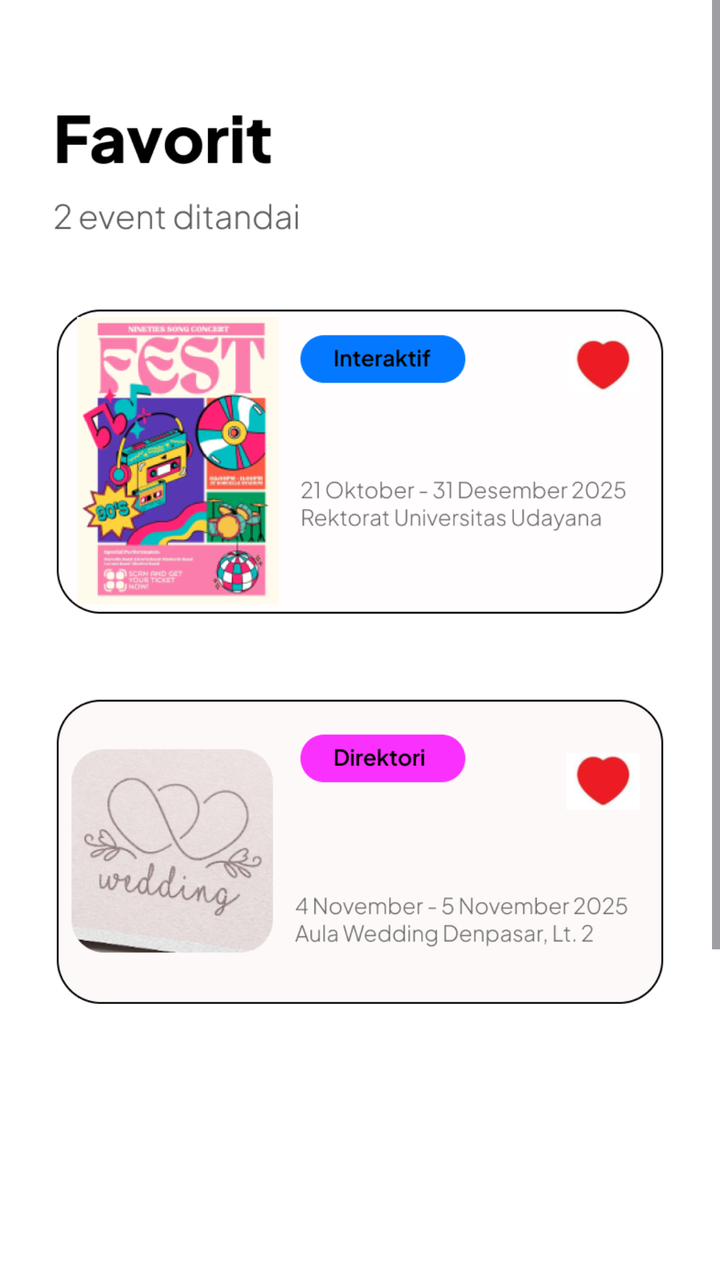
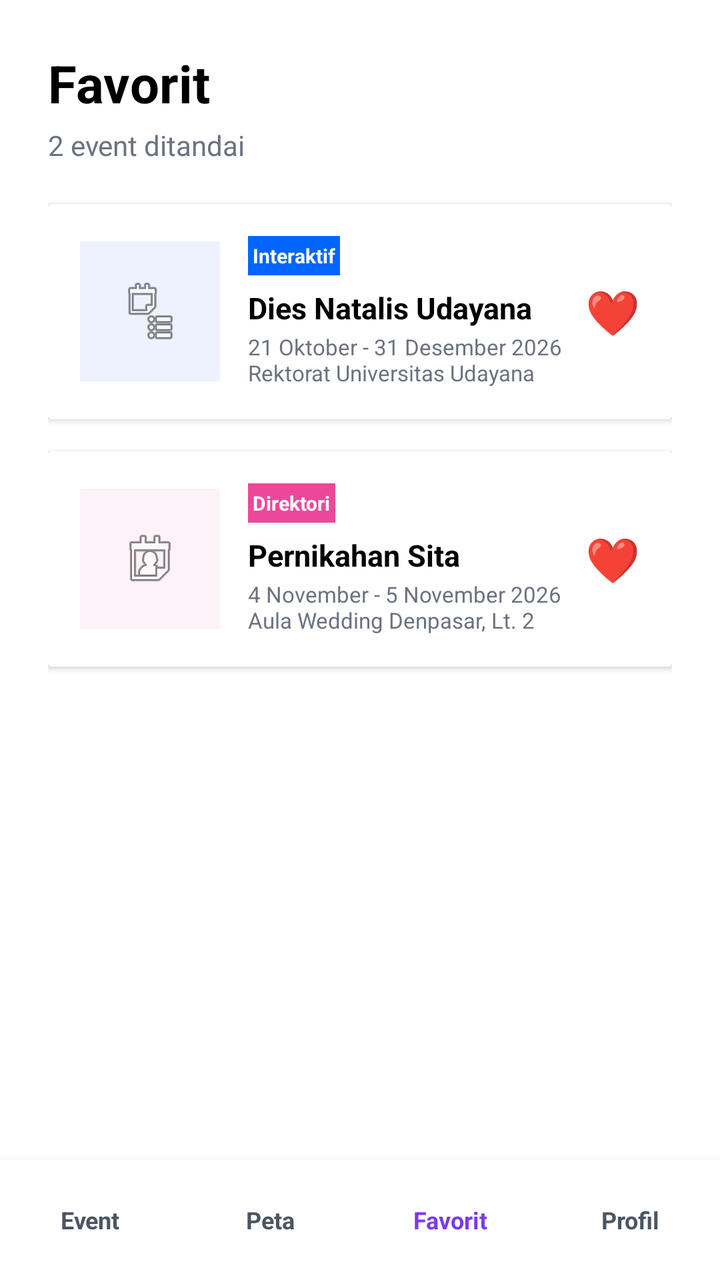

Before-and-after screenshots of an Android layout around one commit, followed by the original layout XML and the change that was made.
<!-- AndroidManifest.xml: application theme Theme.FestNav -->
<!-- res/layout/activity_favorit1.xml -->
<?xml version="1.0" encoding="utf-8"?>
<ScrollView
    xmlns:android="http://schemas.android.com/apk/res/android"
    xmlns:app="http://schemas.android.com/apk/res-auto"
    xmlns:tools="http://schemas.android.com/tools"
    android:layout_width="match_parent"
    android:layout_height="match_parent"
    android:fillViewport="true"
    android:scrollbars="vertical"
    android:background="#FFFFFF"
    tools:context=".Favorit1">

    <androidx.constraintlayout.widget.ConstraintLayout
        android:layout_width="match_parent"
        android:layout_height="wrap_content"
        android:paddingBottom="80dp">

        
        <ImageView
            android:id="@+id/imgBackgroundFavorit"
            android:layout_width="0dp"
            android:layout_height="wrap_content"
            android:adjustViewBounds="true"
            android:scaleType="fitXY"
            android:src="@drawable/fav1"
            app:layout_constraintTop_toTopOf="parent"
            app:layout_constraintStart_toStartOf="parent"
            app:layout_constraintEnd_toEndOf="parent" />

        
        
        <View
            android:id="@+id/navEvent"
            android:layout_width="65dp"
            android:layout_height="50dp"
            android:layout_marginStart="30dp"
            android:layout_marginTop="450dp"
            android:background="@android:color/transparent"
            app:layout_constraintTop_toTopOf="@id/imgBackgroundFavorit"
            app:layout_constraintStart_toStartOf="parent" />

        
        <View
            android:id="@+id/navPeta"
            android:layout_width="65dp"
            android:layout_height="50dp"
            android:layout_marginTop="450dp"
            android:background="@android:color/transparent"
            app:layout_constraintTop_toTopOf="@id/imgBackgroundFavorit"
            app:layout_constraintStart_toEndOf="@id/navEvent"
            app:layout_constraintEnd_toStartOf="@id/navFavorit" />

        
        <View
            android:id="@+id/navFavorit"
            android:layout_width="65dp"
            android:layout_height="50dp"
            android:layout_marginTop="450dp"
            android:background="@android:color/transparent"
            app:layout_constraintTop_toTopOf="@id/imgBackgroundFavorit"
            app:layout_constraintStart_toEndOf="@id/navPeta"
            app:layout_constraintEnd_toStartOf="@id/navProfil" />

        
        <View
            android:id="@+id/navProfil"
            android:layout_width="65dp"
            android:layout_height="50dp"
            android:layout_marginEnd="30dp"
            android:layout_marginTop="450dp"
            android:background="@android:color/transparent"
            app:layout_constraintTop_toTopOf="@id/imgBackgroundFavorit"
            app:layout_constraintEnd_toEndOf="parent" />

    </androidx.constraintlayout.widget.ConstraintLayout>

</ScrollView>
<!-- resources referenced by this layout -->
<resources>
  <!-- drawable fav1: png bitmap (drawable, 235820 bytes) -->
  <style name="Theme.FestNav" parent="Base.Theme.FestNav" />
  <style name="Base.Theme.FestNav" parent="Theme.Material3.DayNight.NoActionBar">
          
          
      </style>
</resources>

<!-- the commit's change to res/layout/activity_favorit1.xml (unified diff, before → after) -->
@@ -1,77 +1,256 @@
 <?xml version="1.0" encoding="utf-8"?>
-<ScrollView
+<RelativeLayout
     xmlns:android="http://schemas.android.com/apk/res/android"
-    xmlns:app="http://schemas.android.com/apk/res-auto"
     xmlns:tools="http://schemas.android.com/tools"
     android:layout_width="match_parent"
     android:layout_height="match_parent"
-    android:fillViewport="true"
-    android:scrollbars="vertical"
     android:background="#FFFFFF"
     tools:context=".Favorit1">
 
-    <androidx.constraintlayout.widget.ConstraintLayout
+    
+    <ScrollView
         android:layout_width="match_parent"
-        android:layout_height="wrap_content"
-        android:paddingBottom="80dp">
-
-        
-        <ImageView
-            android:id="@+id/imgBackgroundFavorit"
-            android:layout_width="0dp"
+        android:layout_height="match_parent"
+        android:layout_above="@+id/bottomNavigation"
+        android:fillViewport="true">
+
+        <LinearLayout
+            android:layout_width="match_parent"
             android:layout_height="wrap_content"
-            android:adjustViewBounds="true"
-            android:scaleType="fitXY"
-            android:src="@drawable/fav1"
-            app:layout_constraintTop_toTopOf="parent"
-            app:layout_constraintStart_toStartOf="parent"
-            app:layout_constraintEnd_toEndOf="parent" />
-
-        
-        
-        <View
+            android:orientation="vertical"
+            android:padding="24dp">
+
+            
+            <TextView
+                android:layout_width="match_parent"
+                android:layout_height="wrap_content"
+                android:text="Favorit"
+                android:textSize="26sp"
+                android:textStyle="bold"
+                android:textColor="#000000"
+                android:layout_marginBottom="4dp"/>
+
+            <TextView
+                android:layout_width="match_parent"
+                android:layout_height="wrap_content"
+                android:text="2 event ditandai"
+                android:textSize="14sp"
+                android:textColor="#6B7280"
+                android:layout_marginBottom="20dp"/>
+
+            
+            <androidx.cardview.widget.CardView
+                android:layout_width="match_parent"
+                android:layout_height="wrap_content"
+                android:layout_marginBottom="16dp"
+                android:radius="16dp"
+                android:elevation="2dp">
+
+                <LinearLayout
+                    android:layout_width="match_parent"
+                    android:layout_height="wrap_content"
+                    android:orientation="horizontal"
+                    android:padding="16dp"
+                    android:background="#FFFFFF"
+                    android:gravity="center_vertical">
+
+                    
+                    <ImageView
+                        android:layout_width="70dp"
+                        android:layout_height="70dp"
+                        android:background="#EEF2FF"
+                        android:padding="12dp"
+                        android:src="@android:drawable/ic_menu_agenda"
+                        android:scaleType="centerInside"
+                        android:layout_marginRight="14dp"
+                        android:contentDescription="Logo Event 1"/>
+
+                    
+                    <LinearLayout
+                        android:layout_width="0dp"
+                        android:layout_height="wrap_content"
+                        android:layout_weight="1"
+                        android:orientation="vertical">
+
+                        
+                        <TextView
+                            android:layout_width="wrap_content"
+                            android:layout_height="wrap_content"
+                            android:text=" Interaktif "
+                            android:textSize="10sp"
+                            android:textStyle="bold"
+                            android:textColor="#FFFFFF"
+                            android:background="#0066FF"
+                            android:paddingTop="3dp"
+                            android:paddingBottom="3dp"
+                            android:layout_marginBottom="6dp"/>
+
+                        <TextView
+                            android:layout_width="match_parent"
+                            android:layout_height="wrap_content"
+                            android:text="Dies Natalis Udayana"
+                            android:textSize="15sp"
+                            android:textStyle="bold"
+                            android:textColor="#000000"
+                            android:layout_marginBottom="2dp"/>
+
+                        <TextView
+                            android:layout_width="match_parent"
+                            android:layout_height="wrap_content"
+                            android:text="21 Oktober - 31 Desember 2026\nRektorat Universitas Udayana"
+                            android:textSize="11sp"
+                            android:textColor="#6B7280"/>
+                    </LinearLayout>
+
+                    
+                    <TextView
+                        android:layout_width="wrap_content"
+                        android:layout_height="wrap_content"
+                        android:text="❤️"
+                        android:textSize="22sp"
+                        android:layout_marginStart="8dp"/>
+
+                </LinearLayout>
+            </androidx.cardview.widget.CardView>
+
+            
+            <androidx.cardview.widget.CardView
+                android:layout_width="match_parent"
+                android:layout_height="wrap_content"
+                android:layout_marginBottom="16dp"
+                android:radius="16dp"
+                android:elevation="2dp">
+
+                <LinearLayout
+                    android:layout_width="match_parent"
+                    android:layout_height="wrap_content"
+                    android:orientation="horizontal"
+                    android:padding="16dp"
+                    android:background="#FFFFFF"
+                    android:gravity="center_vertical">
+
+                    
+                    <ImageView
+                        android:layout_width="70dp"
+                        android:layout_height="70dp"
+                        android:background="#FDF2F8"
+                        android:padding="12dp"
+                        android:src="@android:drawable/ic_menu_my_calendar"
+                        android:scaleType="centerInside"
+                        android:layout_marginRight="14dp"
+                        android:contentDescription="Logo Event 2"/>
+
+                    
+                    <LinearLayout
+                        android:layout_width="0dp"
+                        android:layout_height="wrap_content"
+                        android:layout_weight="1"
+                        android:orientation="vertical">
+
+                        
+                        <TextView
+                            android:layout_width="wrap_content"
+                            android:layout_height="wrap_content"
+                            android:text=" Direktori "
+                            android:textSize="10sp"
+                            android:textStyle="bold"
+                            android:textColor="#FFFFFF"
+                            android:background="#EC4899"
+                            android:paddingTop="3dp"
+                            android:paddingBottom="3dp"
+                            android:layout_marginBottom="6dp"/>
+
+                        <TextView
+                            android:layout_width="match_parent"
+                            android:layout_height="wrap_content"
+                            android:text="Pernikahan Sita"
+                            android:textSize="15sp"
+                            android:textStyle="bold"
+                            android:textColor="#000000"
+                            android:layout_marginBottom="2dp"/>
+
+                        <TextView
+                            android:layout_width="match_parent"
+                            android:layout_height="wrap_content"
+                            android:text="4 November - 5 November 2026\nAula Wedding Denpasar, Lt. 2"
+                            android:textSize="11sp"
+                            android:textColor="#6B7280"/>
+                    </LinearLayout>
+
+                    
+                    <TextView
+                        android:layout_width="wrap_content"
+                        android:layout_height="wrap_content"
+                        android:text="❤️"
+                        android:textSize="22sp"
+                        android:layout_marginStart="8dp"/>
+
+                </LinearLayout>
+            </androidx.cardview.widget.CardView>
+
+        </LinearLayout>
+    </ScrollView>
+
+    
+    <LinearLayout
+        android:id="@+id/bottomNavigation"
+        android:layout_width="match_parent"
+        android:layout_height="60dp"
+        android:layout_alignParentBottom="true"
+        android:orientation="horizontal"
+        android:background="#FFFFFF"
+        android:elevation="8dp"
+        android:weightSum="4"
+        android:gravity="center">
+
+        
+        <TextView
             android:id="@+id/navEvent"
-            android:layout_width="65dp"
-            android:layout_height="50dp"
-            android:layout_marginStart="30dp"
-            android:layout_marginTop="450dp"
-            android:background="@android:color/transparent"
-            app:layout_constraintTop_toTopOf="@id/imgBackgroundFavorit"
-            app:layout_constraintStart_toStartOf="parent" />
-
-        
-        <View
+            android:layout_width="0dp"
+            android:layout_height="match_parent"
+            android:layout_weight="1"
+            android:text="Event"
+            android:gravity="center"
+            android:textSize="12sp"
+            android:textColor="#4B5563"
+            android:textStyle="bold"/>
+
+        
+        <TextView
             android:id="@+id/navPeta"
-            android:layout_width="65dp"
-            android:layout_height="50dp"
-            android:layout_marginTop="450dp"
-            android:background="@android:color/transparent"
-            app:layout_constraintTop_toTopOf="@id/imgBackgroundFavorit"
-            app:layout_constraintStart_toEndOf="@id/navEvent"
-            app:layout_constraintEnd_toStartOf="@id/navFavorit" />
-
-        
-        <View
+            android:layout_width="0dp"
+            android:layout_height="match_parent"
+            android:layout_weight="1"
+            android:text="Peta"
+            android:gravity="center"
+            android:textSize="12sp"
+            android:textColor="#4B5563"
+            android:textStyle="bold"/>
+
+        
+        <TextView
             android:id="@+id/navFavorit"
-            android:layout_width="65dp"
-            android:layout_height="50dp"
-            android:layout_marginTop="450dp"
-            android:background="@android:color/transparent"
-            app:layout_constraintTop_toTopOf="@id/imgBackgroundFavorit"
-            app:layout_constraintStart_toEndOf="@id/navPeta"
-            app:layout_constraintEnd_toStartOf="@id/navProfil" />
-
-        
-        <View
+            android:layout_width="0dp"
+            android:layout_height="match_parent"
+            android:layout_weight="1"
+            android:text="Favorit"
+            android:gravity="center"
+            android:textSize="12sp"
+            android:textColor="#7C3AED"
+            android:textStyle="bold"/>
+
+        
+        <TextView
             android:id="@+id/navProfil"
-            android:layout_width="65dp"
-            android:layout_height="50dp"
-            android:layout_marginEnd="30dp"
-            android:layout_marginTop="450dp"
-            android:background="@android:color/transparent"
-            app:layout_constraintTop_toTopOf="@id/imgBackgroundFavorit"
-            app:layout_constraintEnd_toEndOf="parent" />
-
-    </androidx.constraintlayout.widget.ConstraintLayout>
-
-</ScrollView>
+            android:layout_width="0dp"
+            android:layout_height="match_parent"
+            android:layout_weight="1"
+            android:text="Profil"
+            android:gravity="center"
+            android:textSize="12sp"
+            android:textColor="#4B5563"
+            android:textStyle="bold"/>
+
+    </LinearLayout>
+
+</RelativeLayout>
<!-- resource entries referenced after the edit -->
@@ -1,6 +1,5 @@
 <!-- resources referenced by this layout -->
 <resources>
-  <!-- drawable fav1: png bitmap (drawable, 235820 bytes) -->
   <style name="Theme.FestNav" parent="Base.Theme.FestNav" />
   <style name="Base.Theme.FestNav" parent="Theme.Material3.DayNight.NoActionBar">
           
